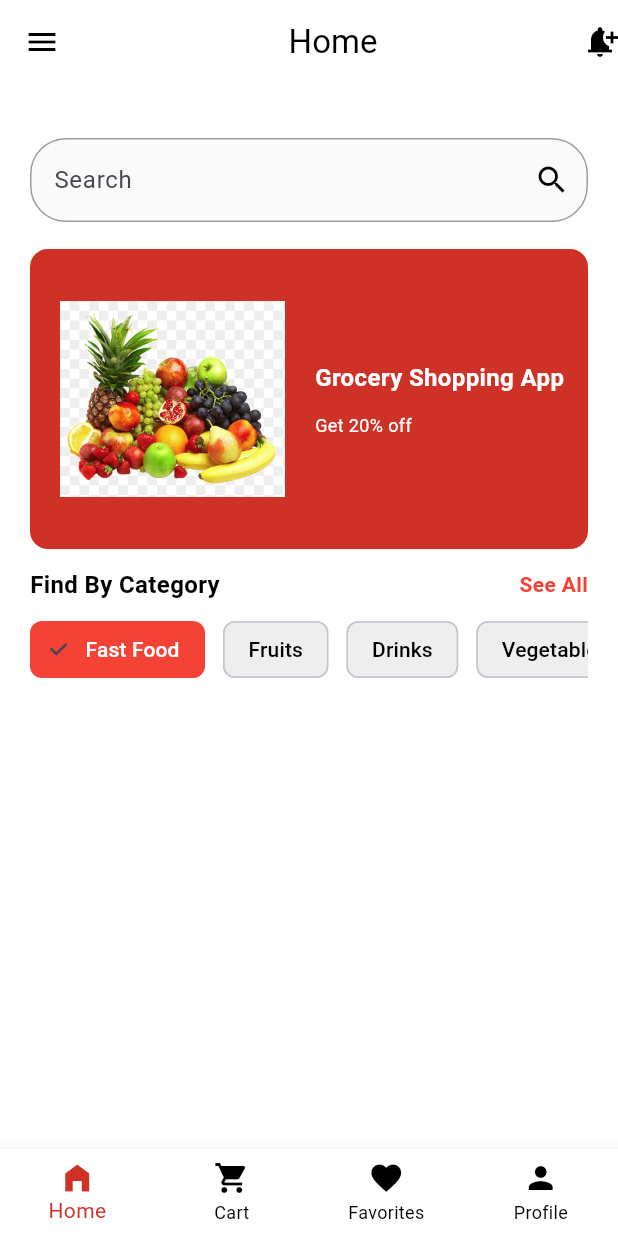
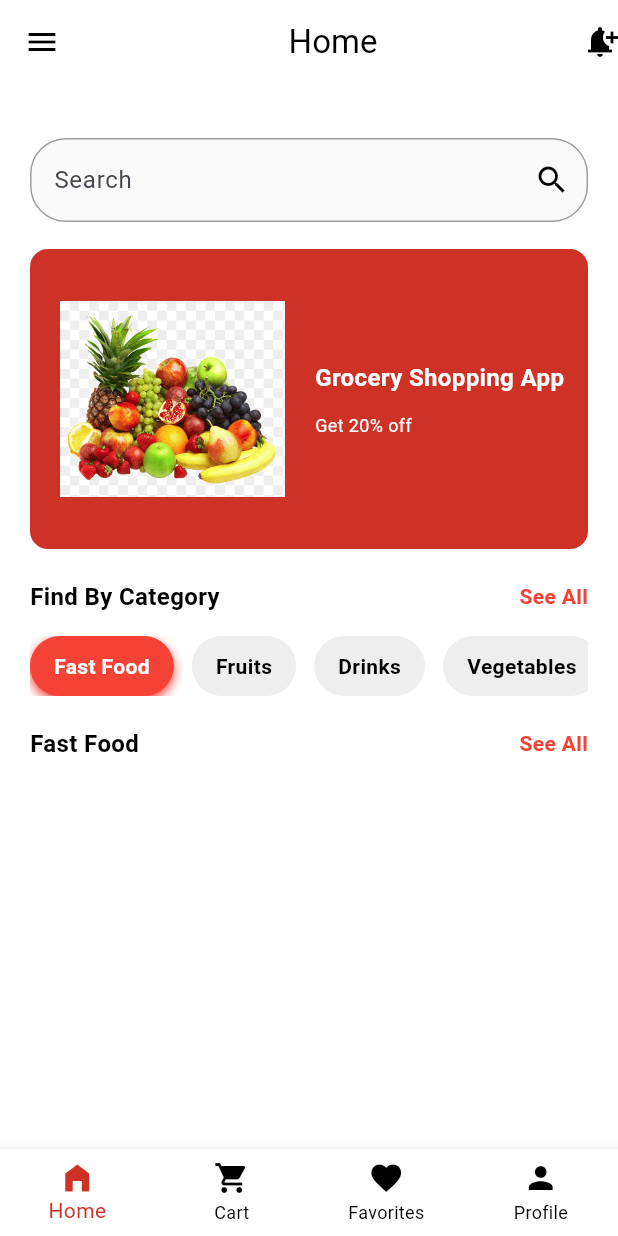
Before and after one commit to issacgravity/food_app, a Flutter app: the screen it shows after launch, on a phone screen of 412 x 824 dp. Run offline on Flutter 3.47's test engine with Material 3 defaults, Android fonts, the phone set to English and light mode, and no system bars.

Commit message:
categories

```diff
--- a/lib/homepage.dart
+++ b/lib/homepage.dart
@@ -130,7 +130,7 @@ class _HomePageState extends State<HomePage> {
                       ),
                     ],
                   ),
-                  SizedBox(height: 12),
+                  SizedBox(height: 20),
                   Row(
                     mainAxisAlignment: MainAxisAlignment.spaceBetween,
                     children: [
@@ -152,7 +152,7 @@ class _HomePageState extends State<HomePage> {
                     ],
                   ),
 
-                  SizedBox(height: 8),
+                  SizedBox(height: 15),
 
                   SingleChildScrollView(
                     scrollDirection: Axis.horizontal,
@@ -161,23 +161,69 @@ class _HomePageState extends State<HomePage> {
                         final isSelected = selectedCategoryIndex == index;
                         return Padding(
                           padding: const EdgeInsets.only(right: 12.0),
-                          child: ChoiceChip(
-                            label: Text(categories[index]),
-                            selected: isSelected,
-                            selectedColor: Colors.red,
-                            backgroundColor: Colors.grey.shade200,
-                            labelStyle: TextStyle(
-                              color: isSelected ? Colors.white : Colors.black,
-                            ),
-                            onSelected: (_) {
+                          child: GestureDetector(
+                            onTap: () {
                               setState(() {
                                 selectedCategoryIndex = index;
                               });
                             },
+                            child: Container(
+                              padding: const EdgeInsets.symmetric(
+                                horizontal: 16,
+                                vertical: 10,
+                              ),
+                              decoration: BoxDecoration(
+                                color:
+                                    isSelected
+                                        ? Colors.red
+                                        : Colors.grey.shade200,
+                                borderRadius: BorderRadius.circular(20),
+                                boxShadow:
+                                    isSelected
+                                        ? [
+                                          BoxShadow(
+                                            color: Colors.red,
+                                            blurRadius: 5,
+                                            offset: Offset(0, 3),
+                                          ),
+                                        ]
+                                        : [],
+                              ),
+                              child: Text(
+                                categories[index],
+                                style: TextStyle(
+                                  color:
+                                      isSelected ? Colors.white : Colors.black,
+                                  fontWeight: FontWeight.bold,
+                                ),
+                              ),
+                            ),
                           ),
                         );
                       }),
                     ),
+                  ),
+
+                  SizedBox(height: 20),
+                  Row(
+                    mainAxisAlignment: MainAxisAlignment.spaceBetween,
+                    children: [
+                      Text(
+                        "Fast Food",
+                        style: TextStyle(
+                          color: Colors.black,
+                          fontWeight: FontWeight.bold,
+                          fontSize: 16,
+                        ),
+                      ),
+                      Text(
+                        "See All",
+                        style: TextStyle(
+                          color: Colors.red,
+                          fontWeight: FontWeight.bold,
+                        ),
+                      ),
+                    ],
                   ),
                 ],
               ),
```
